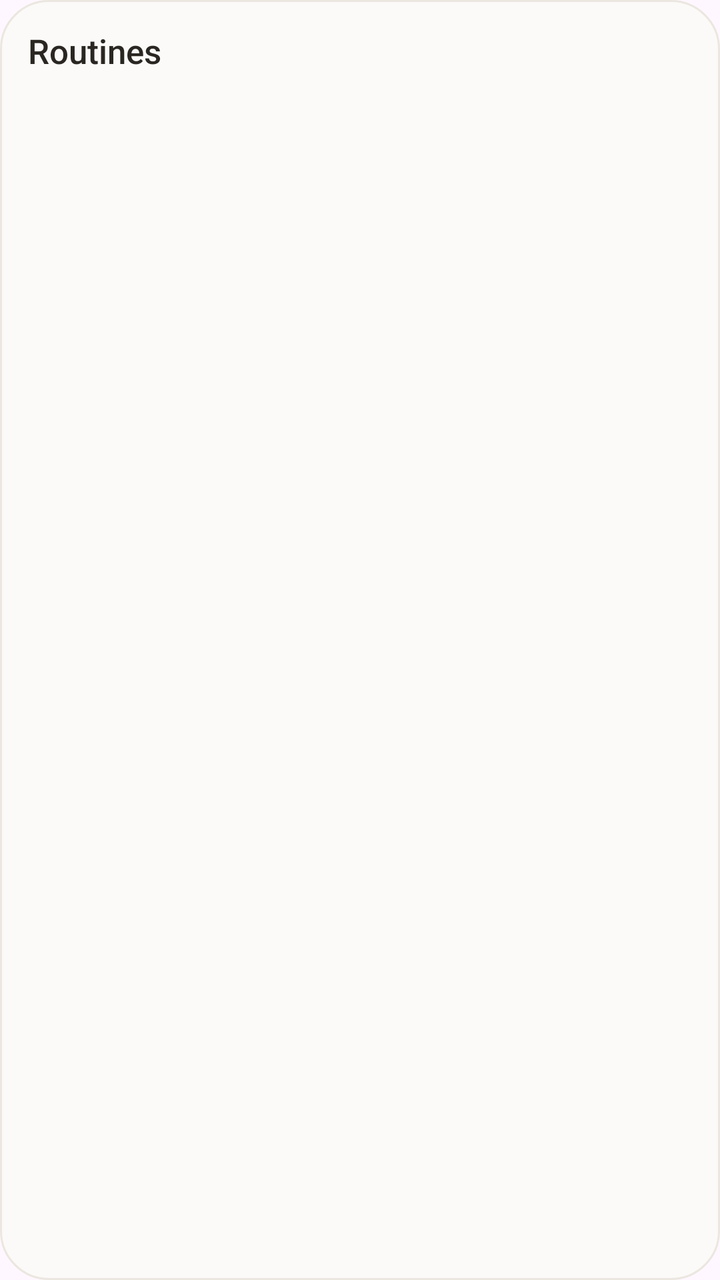
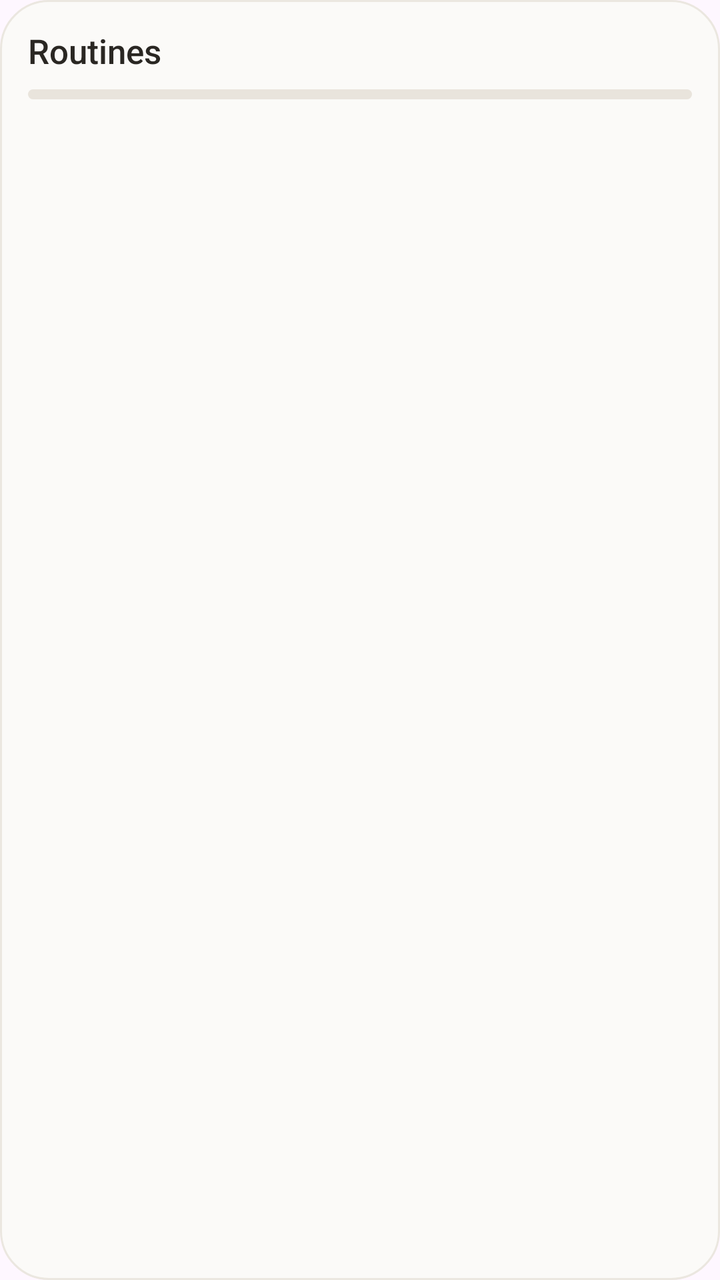

Two renders of the same Android screen: before a commit and after it. Below are the layout's source before the change and the commit's diff.
<!-- AndroidManifest.xml: application theme Theme.orbit_app -->
<!-- res/layout/widget_routines.xml -->
<?xml version="1.0" encoding="utf-8"?>
<LinearLayout xmlns:android="http://schemas.android.com/apk/res/android"
    android:layout_width="match_parent" android:layout_height="match_parent"
    android:background="@drawable/widget_panel"
    android:orientation="vertical"
    android:padding="14dp">

    <LinearLayout android:layout_width="match_parent" android:layout_height="wrap_content" android:gravity="center_vertical" android:orientation="horizontal">
        <TextView
            android:layout_width="0dp" android:layout_height="wrap_content" android:layout_weight="1"
            android:fontFamily="sans-serif-medium" android:text="@string/routines_header"
            android:textColor="@color/widget_text" android:textSize="17sp" />
        <TextView
            android:id="@+id/left"
            android:layout_width="wrap_content" android:layout_height="wrap_content"
            android:background="@drawable/chip_accent" android:paddingBottom="2dp" android:paddingEnd="8dp" android:paddingStart="8dp" android:paddingTop="2dp"
            android:textColor="@color/widget_accent" android:textSize="12sp" android:visibility="gone" />
    </LinearLayout>

    <FrameLayout android:layout_width="match_parent" android:layout_height="0dp" android:layout_weight="1">
        <ListView
            android:id="@+id/list"
            android:layout_width="match_parent" android:layout_height="match_parent" android:layout_marginTop="2dp"
            android:divider="@null" android:dividerHeight="0dp" />
        <TextView
            android:id="@+id/empty"
            android:layout_width="match_parent" android:layout_height="match_parent"
            android:fontFamily="sans-serif-medium" android:gravity="center"
            android:text="@string/routines_done_today" android:textColor="@color/widget_ok" android:textSize="16sp" android:visibility="gone" />
    </FrameLayout>
</LinearLayout>
<!-- resources referenced by this layout -->
<resources>
  <color name="widget_accent">#C2552F</color>
  <color name="widget_ok">#3D7A4D</color>
  <color name="widget_text">#2A2723</color>
  <!-- drawable chip_accent (drawable) -->
  <?xml version="1.0" encoding="utf-8"?>
  <shape xmlns:android="http://schemas.android.com/apk/res/android" android:shape="rectangle">
      <solid android:color="@color/widget_accent_soft" />
      <corners android:radius="8dp" />
  </shape>
  <!-- drawable widget_panel (drawable) -->
  <?xml version="1.0" encoding="utf-8"?>
  <shape xmlns:android="http://schemas.android.com/apk/res/android" android:shape="rectangle">
      <solid android:color="@color/widget_panel" />
      <corners android:radius="24dp" />
      <stroke android:width="1dp" android:color="@color/widget_line" />
  </shape>
  <string name="routines_done_today">"All done today"</string>
  <string name="routines_header">"Routines"</string>
  <style name="Theme.orbit_app" parent="Theme.Material3.DayNight.NoActionBar">
          
      </style>
  <color name="widget_accent_soft">#F8EBE4</color>
  <color name="widget_panel">#FBFAF8</color>
  <color name="widget_line">#EBE7E0</color>
</resources>

<!-- the commit's change to res/layout/widget_routines.xml (unified diff, before → after) -->
@@ -17,6 +17,12 @@
             android:textColor="@color/widget_accent" android:textSize="12sp" android:visibility="gone" />
     </LinearLayout>
 
+    <ProgressBar
+        android:id="@+id/day_bar"
+        style="?android:attr/progressBarStyleHorizontal"
+        android:layout_width="match_parent" android:layout_height="5dp" android:layout_marginTop="8dp"
+        android:max="100" android:progressDrawable="@drawable/widget_progress" />
+
     <FrameLayout android:layout_width="match_parent" android:layout_height="0dp" android:layout_weight="1">
         <ListView
             android:id="@+id/list"
<!-- resource entries referenced after the edit -->
@@ -16,6 +16,24 @@
       <corners android:radius="24dp" />
       <stroke android:width="1dp" android:color="@color/widget_line" />
   </shape>
+  <!-- drawable widget_progress (drawable) -->
+  <?xml version="1.0" encoding="utf-8"?>
+  <layer-list xmlns:android="http://schemas.android.com/apk/res/android">
+      <item android:id="@android:id/background">
+          <shape android:shape="rectangle">
+              <solid android:color="@color/widget_sunk" />
+              <corners android:radius="5dp" />
+          </shape>
+      </item>
+      <item android:id="@android:id/progress">
+          <clip>
+              <shape android:shape="rectangle">
+                  <solid android:color="@color/widget_accent" />
+                  <corners android:radius="5dp" />
+              </shape>
+          </clip>
+      </item>
+  </layer-list>
   <string name="routines_done_today">"All done today"</string>
   <string name="routines_header">"Routines"</string>
   <style name="Theme.orbit_app" parent="Theme.Material3.DayNight.NoActionBar">
@@ -24,5 +42,6 @@
   <color name="widget_accent_soft">#F8EBE4</color>
   <color name="widget_panel">#FBFAF8</color>
   <color name="widget_line">#EBE7E0</color>
+  <color name="widget_sunk">#E9E4DC</color>
 </resources>
 
